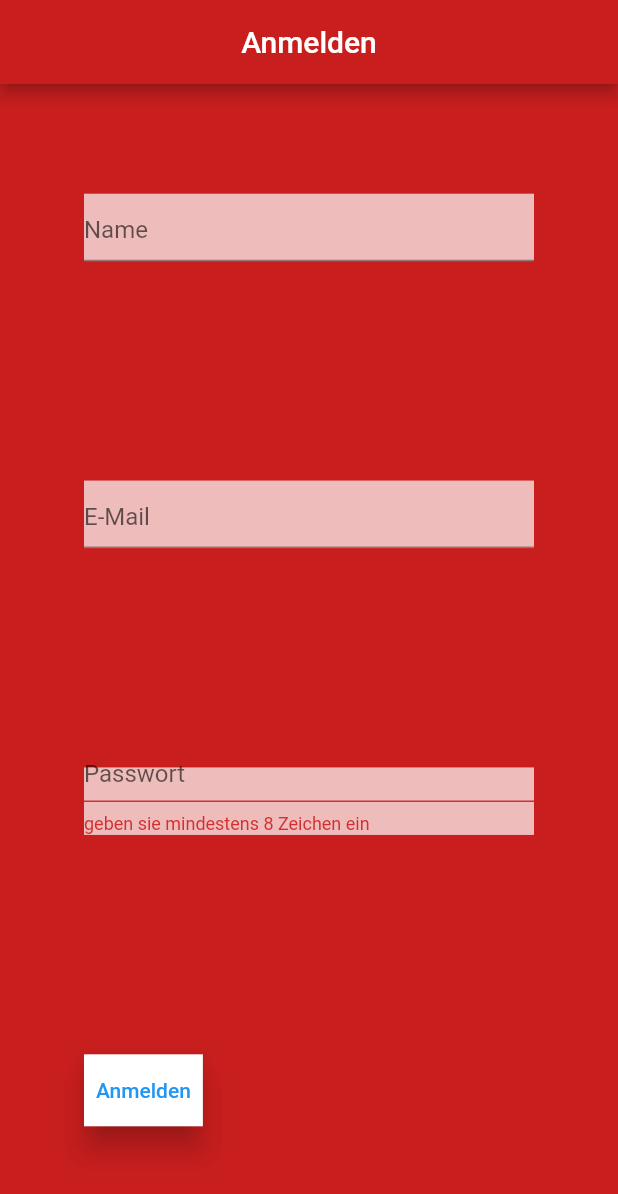
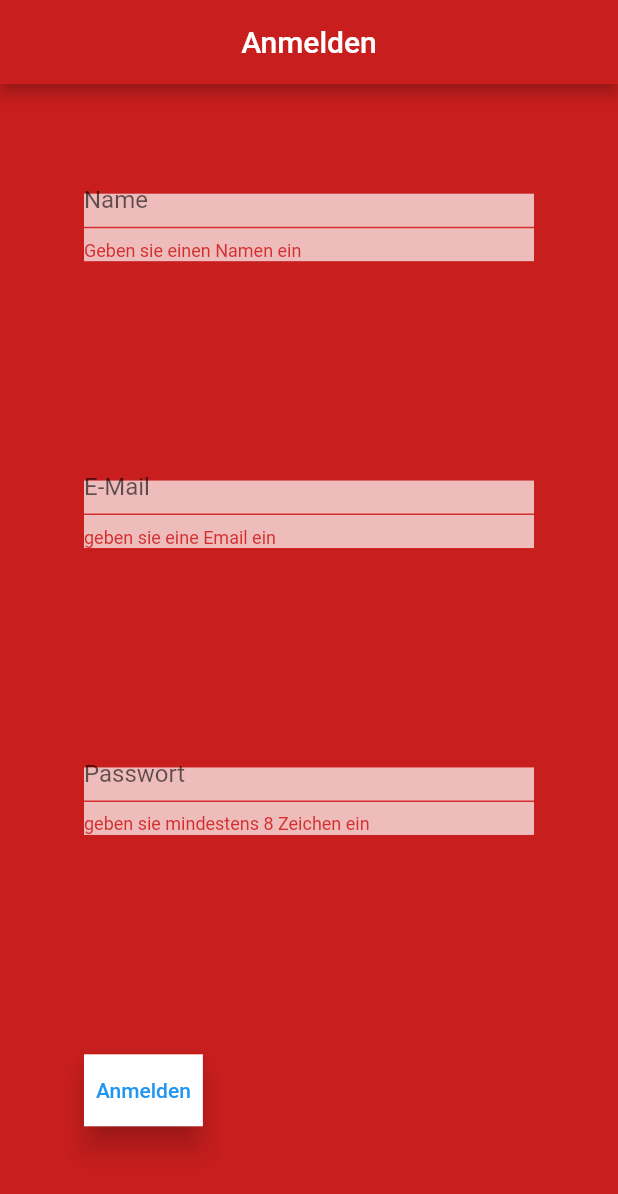
Before and after one commit to imTJK/Rewe-Sales, a Flutter app: the screen it shows after launch, after a tap on "Anmelden", on a phone screen of 412 x 824 dp. Shown: the top 1194 px of the screen. Run offline on Flutter 3.47's test engine with Material 2 defaults, Android fonts, the phone set to English and light mode, and no system bars.

Commit message:
Hallo Tjorven

```diff
--- a/flutter_frontend/lib/main.dart
+++ b/flutter_frontend/lib/main.dart
@@ -5,6 +5,9 @@ import 'package:http/http.dart' as http;
 
 import 'dart:async';
 import 'dart:convert';
+
+import 'package:crypto/crypto.dart';
+
 
 void main() => runApp(MaterialApp(home: ReweSales()));
 
@@ -67,8 +70,15 @@ class ReweSales extends StatefulWidget {
 
 class _ReweSalesState extends State<ReweSales> {
 
+  TextEditingController _nameController= TextEditingController();
+  TextEditingController _emailController = TextEditingController();
   TextEditingController _passwortController = TextEditingController();
+
+  String _nameError;
+  String _emailError;
   String _passwordError;
+
+
   var _formKey = GlobalKey<FormState> ();
   var _formKey2 = GlobalKey<FormState> ();
   var _formKey3 = GlobalKey<FormState>();
@@ -88,20 +98,27 @@ class _ReweSalesState extends State<ReweSales> {
               <Widget>[
                 Container(child: Center(
                   child: Form(
+                  key: _formKey,
                     child: TextFormField(
+                      controller: _nameController,
                   textInputAction: TextInputAction.next,
                     keyboardType: TextInputType.name,
                     decoration: InputDecoration(
+                      errorText: _nameError,
                         hintText: "Name",
                           )))),
                     width: 300, height: 45, color: Colors.white70),
                 Container(child: Center(
+                  child: Form(
+                  key: _formKey2,
                     child: TextFormField(
+                      controller: _emailController,
                         textInputAction: TextInputAction.next,
                         keyboardType: TextInputType.emailAddress,
                         decoration: InputDecoration(
+                          errorText: _emailError,
                             hintText: "E-Mail",
-                        ))),
+                        )))),
                     width: 300, height: 45, color: Colors.white70),
                 Container(child: Center(
                   child: Form(
@@ -116,8 +133,14 @@ class _ReweSalesState extends State<ReweSales> {
                         )))), width: 300, height: 45, color: Colors.white70),
 
            BottomAppBar(child: TextButton(onPressed: () {
-             print("Passwort: " + _passwortController.text);
+             print("Name: " + _nameController.text + "\nE-Mail: " + _emailController.text + "\nPasswort: ${ sha256.convert(utf8.encode(_passwortController.text)).bytes}");
              setState(() {
+               if (_nameController.text.length < 1)
+                 _nameError = "Geben sie einen Namen ein";
+               else _nameError = null;
+               if (_emailController.text.contains("@")!= true)
+                 _emailError = ("geben sie eine Email ein");
+               else _emailError = null;
                if(_passwortController.text.length < 8)
                  _passwordError = "geben sie mindestens 8 Zeichen ein";
                else{
--- a/flutter_frontend/pubspec.yaml
+++ b/flutter_frontend/pubspec.yaml
@@ -22,8 +22,10 @@ environment:
 
 dependencies:
   http: ^0.12.0+1
+  crypto: 2.0.6
   flutter:
     sdk: flutter
+
 
 
   # The following adds the Cupertino Icons font to your application.
```
Also changed, not shown: flutter_frontend/pubspec.lock.
